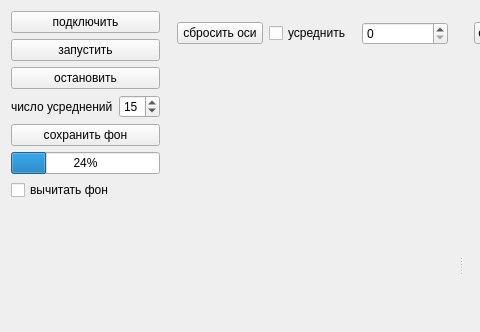
john27328/cameraQt, file ids/widget.ui: the form before one commit; both pictures show x 0 to 480 and y 0 to 332 of the 998 by 530 pixel window.
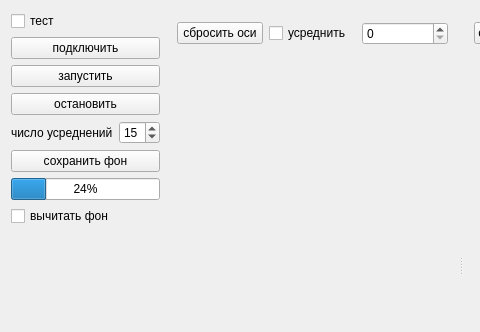
The form after the commit. Custom widgets are drawn as their Qt base class.

```diff
--- a/ids/widget.ui
+++ b/ids/widget.ui
@@ -18,6 +18,13 @@
     <layout class="QVBoxLayout" name="verticalLayout_5">
      <item>
       <layout class="QVBoxLayout" name="verticalLayout">
+       <item>
+        <widget class="QCheckBox" name="testCheckBox">
+         <property name="text">
+          <string>тест</string>
+         </property>
+        </widget>
+       </item>
        <item>
         <widget class="QPushButton" name="initPB">
          <property name="text">
```
Left out of the diff: 2 changed lines with no effect on the pictures.
